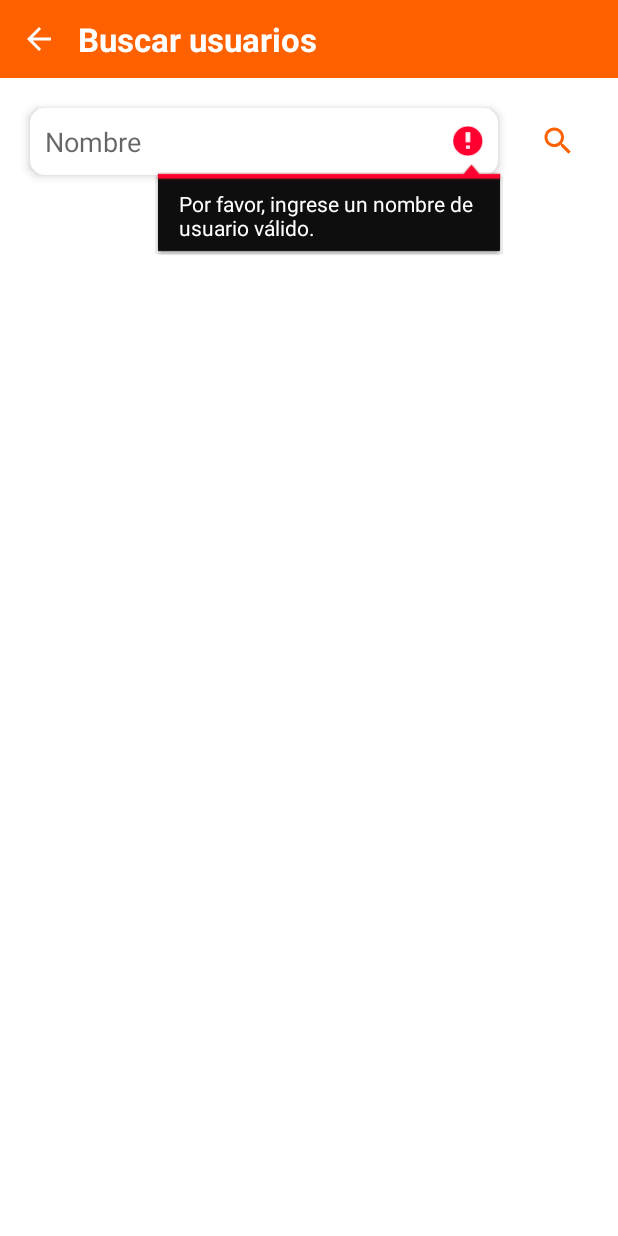
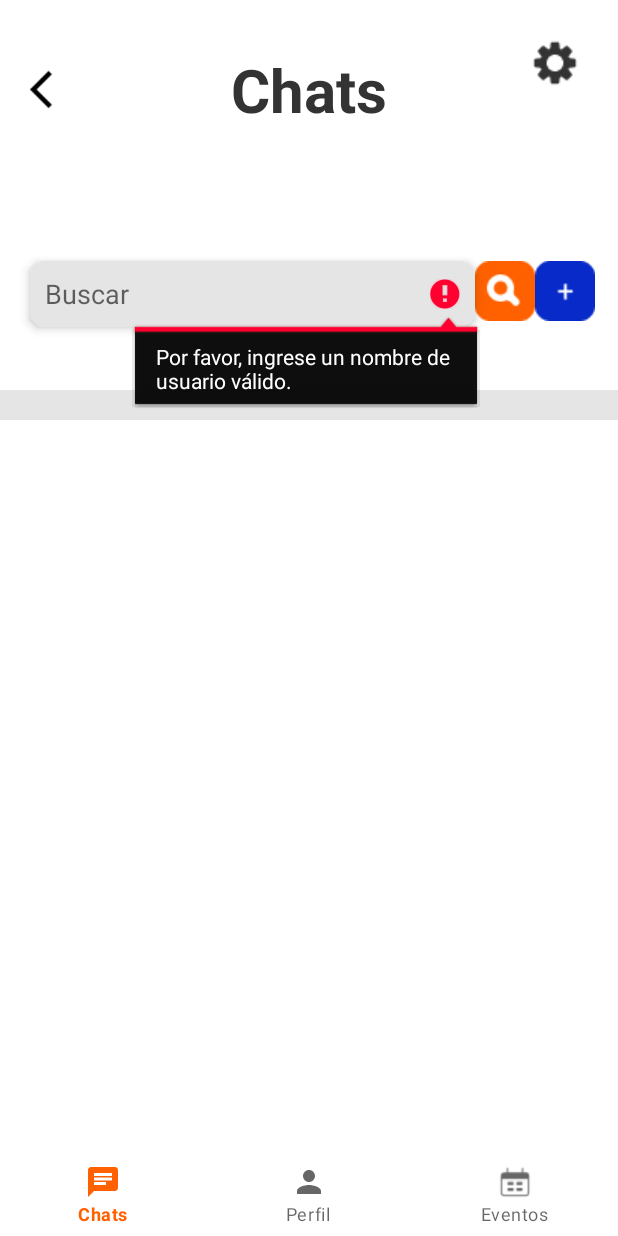
Before and after one commit to PolNun/lpet_chatting, an Android app: the SearchUserActivity screen opened directly, with no data from a screen before it, after a tap on an icon or button, on a phone screen of 412 x 824 dp. Run offline under Robolectric (Android 15) with nearby library versions, the phone set to English and light mode, and no system bars; our stand-ins replace Firebase (no records; nobody signed in at launch, a user with empty details on screens opened directly).

```diff
--- a/app/src/main/res/layout/activity_search_user.xml
+++ b/app/src/main/res/layout/activity_search_user.xml
@@ -10,7 +10,7 @@
         android:id="@+id/toolbar"
         android:layout_width="match_parent"
         android:layout_height="wrap_content"
-        android:background="@color/primary"
+        android:background="@color/white"
         android:padding="10dp">
 
         <TextView
@@ -18,51 +18,88 @@
             android:layout_height="wrap_content"
             android:layout_centerVertical="true"
             android:layout_marginStart="10dp"
-            android:layout_toRightOf="@+id/btn_back"
-            android:text="@string/search_users"
-            android:textColor="@color/white"
-            android:textSize="22sp"
+            android:layout_marginTop="30dp"
+            android:layout_centerHorizontal="true"
+            android:text="@string/chats"
+            android:textColor="#333333"
+            android:textSize="40sp"
             android:textStyle="bold" />
 
         <ImageButton
             android:id="@+id/btn_back"
-            android:layout_width="32dp"
-            android:layout_height="32dp"
+            android:layout_width="30dp"
+            android:layout_height="30dp"
+            android:layout_marginLeft="10dp"
             android:layout_centerVertical="true"
-            android:background="?attr/selectableItemBackgroundBorderless"
-            android:src="@drawable/icon_back"
-            app:tint="@color/white" />
+            android:background="@drawable/iconback_dos"
+            />
+
+        <ImageButton
+            android:id="@+id/imageButton"
+            android:layout_width="wrap_content"
+            android:layout_height="wrap_content"
+            android:layout_alignParentTop="true"
+            android:layout_alignParentEnd="true"
+            android:layout_marginStart="41dp"
+            android:layout_marginLeft="200dp"
+            android:layout_marginTop="15dp"
+            android:layout_marginEnd="15dp"
+            android:background="@android:color/transparent"
+            android:layout_marginBottom="51dp"
+
+            app:srcCompat="@drawable/icon_config" />
     </RelativeLayout>
 
     <RelativeLayout
         android:id="@+id/main_toolbar"
         android:layout_width="match_parent"
-        android:layout_height="wrap_content"
+        android:layout_height="120dp"
         android:layout_below="@+id/toolbar"
-        android:layout_margin="10dp">
+        android:layout_marginStart="10dp"
+        android:layout_marginTop="10dp"
+        android:layout_marginEnd="10dp"
+        android:layout_marginBottom="10dp">
 
         <EditText
+            android:id="@+id/search_user_input"
             android:layout_width="match_parent"
             android:layout_height="wrap_content"
-            android:layout_margin="10dp"
+            android:layout_alignParentTop="true"
+            android:layout_alignParentBottom="true"
+            android:layout_marginStart="10dp"
+            android:layout_marginTop="44dp"
+            android:layout_marginRight="-5dp"
+            android:layout_marginBottom="32dp"
             android:layout_toLeftOf="@+id/search_user_btn"
             android:background="@drawable/edit_text_rounder_corner"
+            android:backgroundTint="#e5e5e5"
             android:elevation="4dp"
-            android:id="@+id/search_user_input"
-            android:hint="@string/username"
+           android:layout_centerHorizontal="true"
+            android:hint="@string/buscar"
             android:padding="10dp" />
 
         <ImageButton
             android:id="@+id/search_user_btn"
             android:layout_width="40dp"
             android:layout_height="40dp"
+            android:layout_alignParentTop="true"
+            android:layout_alignParentBottom="true"
+            android:layout_marginTop="44dp"
+            android:layout_marginEnd="0dp"
+            android:layout_marginBottom="36dp"
+            android:layout_toStartOf="@+id/imageView"
+            android:padding="4dp"
+            android:src="@drawable/icon_buscar" />
+
+        <ImageView
+            android:id="@+id/imageView"
+            android:layout_width="wrap_content"
+            android:layout_height="wrap_content"
             android:layout_alignParentEnd="true"
-            android:layout_centerVertical="true"
-            android:layout_margin="10dp"
-            android:background="?attr/selectableItemBackgroundBorderless"
-            android:padding="4dp"
-            android:src="@drawable/icon_search"
-            app:tint="@color/primary" />
+            android:layout_alignParentBottom="true"
+            android:layout_marginEnd="5dp"
+            android:layout_marginBottom="36dp"
+            app:srcCompat="@drawable/icon_mas" />
 
     </RelativeLayout>
 
@@ -71,6 +108,14 @@
         android:layout_width="match_parent"
         android:layout_height="wrap_content"
         android:layout_below="@+id/main_toolbar"
-        android:padding="10dp" />
+        android:padding="10dp"
+        android:background="#e5e5e5"/>
+    <com.google.android.material.bottomnavigation.BottomNavigationView
+        android:id="@+id/bottom_navigation"
+        android:layout_width="match_parent"
+        android:layout_height="wrap_content"
+        android:layout_alignParentBottom="true"
+        android:background="?attr/selectableItemBackgroundBorderless"
+        app:menu="@menu/bottom_navigation_menu" />
 
 </RelativeLayout>
--- a/app/src/main/res/menu/bottom_navigation_menu.xml
+++ b/app/src/main/res/menu/bottom_navigation_menu.xml
@@ -9,4 +9,8 @@
         android:id="@+id/menu_profile"
         android:icon="@drawable/person_icon"
         android:title="Perfil" />
+    <item
+        android:id="@+id/menu_eventos"
+        android:icon="@drawable/icon_eventos"
+        android:title="Eventos" />
 </menu>
--- /dev/null
+++ b/app/src/main/res/values-night/strings.xml
@@ -0,0 +1,4 @@
+<?xml version="1.0" encoding="utf-8"?>
+<resources>
+    <string name="buscar">Buscar</string>
+</resources>
--- a/app/src/main/res/values/strings.xml
+++ b/app/src/main/res/values/strings.xml
@@ -18,4 +18,6 @@
     <string name="hint_write_msg">Escribí un mensaje</string>
     <string name="update_profile">Actualizar mi perfil</string>
     <string name="logout">Salir</string>
+    <string name="buscar">Buscar</string>
+    <string name="chats">Chats</string>
 </resources>
```
Also changed, not shown: app/src/main/res/layout/activity_chat.xml (+25 -17 lines), app/src/main/res/drawable/Sample (Community)/Date_range_light.svg (added), app/src/main/res/drawable/Sample (Community)/Date_range_light@2x.png (added), app/src/main/res/drawable/Sample (Community)/Date_range_light@3x.png (added), app/src/main/res/drawable/icon_buscar.jpg (added), app/src/main/res/drawable/icon_config.png (added), app/src/main/res/drawable/icon_eventos.png (added), app/src/main/res/drawable/icon_mas.png (added), app/src/main/res/drawable/iconadjuntar.png (added), app/src/main/res/drawable/iconback_dos.png (added), app/src/main/res/drawable/icono_enviar.jpg (added), 3541 other files.
